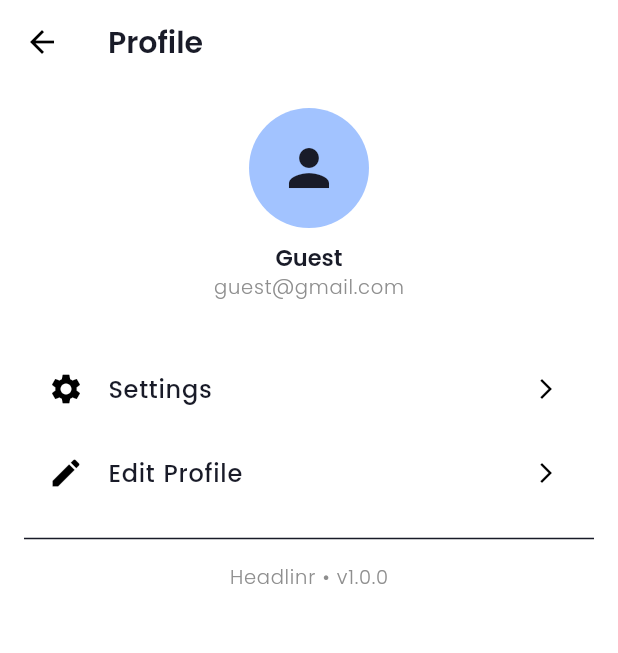
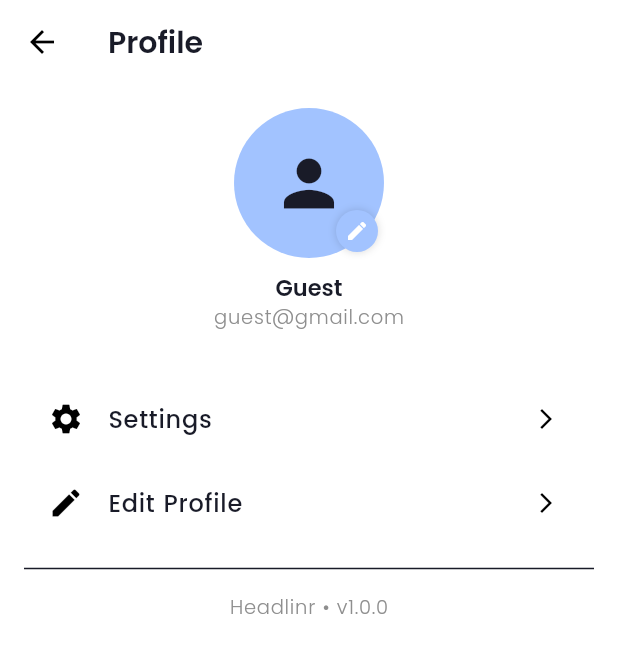
Before and after one commit to DevPatel1102/Headlinr, a Flutter app: the screen it shows after launch, after a tap on the "person" icon, on a phone screen of 412 x 824 dp. Shown: the top 653 px of the screen. Run offline on Flutter 3.47's test engine with Material 3 defaults, Android fonts, the phone set to English and light mode, and no system bars; our stand-ins replace flutter_dotenv, flutter_tts, fluttertoast, get, get_storage, image_picker and 2 more; network calls fail.

Commit message:
Added Image Picker For Profile Page and Get Storage for user details

```diff
--- a/lib/Components/navigation_bar.dart
+++ b/lib/Components/navigation_bar.dart
@@ -17,7 +17,7 @@ class MyBottomNav extends StatelessWidget {
           width: 200,
           height: 60,
           decoration: BoxDecoration(
-            color: Theme.of(context).colorScheme.primaryContainer,
+            color: Theme.of(context).colorScheme.tertiary,
             borderRadius: BorderRadius.circular(100),
             boxShadow: [
               BoxShadow(
--- a/lib/Config/Colors.dart
+++ b/lib/Config/Colors.dart
@@ -6,6 +6,7 @@ const lightFontColor = Color(0xff191B28);
 const lightDivColor = Color(0xfff3f3f3);
 const lightPrimaryColor = Color(0xffa2c3ff);
 const lightLabelColor = Color(0xff8E8E8E);
+const lightBottomNavColor = Color(0xfff8f8f8);
 
 // Dark Theme Color
 const darkBgColor = Color(0xff191B28);
@@ -13,6 +14,7 @@ const darkFontColor = Color(0xffFFFFFF);
 const darkDivColor = Color(0xff34374B);
 const darkPrimaryColor = Color(0xffFF9900);
 const darkLabelColor = Color(0xff9E9E9E);
+const darkBottomNavColor = Color(0xff1f2233);
 
 const greenColor = Color(0xff00D254);
 const paymentModeColor = Color(0xff8583FF);
--- a/lib/Config/Theme.dart
+++ b/lib/Config/Theme.dart
@@ -26,6 +26,7 @@ var lightTheme = ThemeData(
       background: lightBgColor,
       onBackground: lightFontColor,
       primaryContainer: lightDivColor,
+      tertiary: lightBottomNavColor,
       onPrimaryContainer: lightFontColor,
       secondaryContainer: lightLabelColor,
       primary: lightPrimaryColor,
@@ -95,6 +96,7 @@ var darkTheme = ThemeData(
       background: darkBgColor,
       onBackground: darkFontColor,
       primaryContainer: darkDivColor,
+      tertiary: darkBottomNavColor,
       onPrimaryContainer: darkFontColor,
       secondaryContainer: darkLabelColor,
       primary: darkPrimaryColor,
--- a/lib/Controllers/profile_controller.dart
+++ b/lib/Controllers/profile_controller.dart
@@ -1,11 +1,36 @@
 import 'package:get/get.dart';
+import 'package:get_storage/get_storage.dart';
+import 'package:image_picker/image_picker.dart';
 
 class ProfileController extends GetxController {
   var name = "Guest".obs;
   var email = "guest@gmail.com".obs;
+  var imagePath = "".obs;
+  final _storage = GetStorage();
+  final ImagePicker _picker = ImagePicker();
+
+  @override
+  void onInit() {
+    super.onInit();
+    // Load saved data
+    name.value = _storage.read('user_name') ?? "Guest";
+    email.value = _storage.read('user_email') ?? "guest@gmail.com";
+    imagePath.value = _storage.read('user_image') ?? "";
+  }
 
   void updateProfile({required String newName, required String newEmail}) {
     name.value = newName;
     email.value = newEmail;
+
+    // Save to storage
+    _storage.write('user_name', newName);
+    _storage.write('user_email', newEmail);
+  }
+  Future<void> pickImage() async {
+    final XFile? pickedFile = await _picker.pickImage(source: ImageSource.gallery);
+    if (pickedFile != null) {
+      imagePath.value = pickedFile.path;
+      _storage.write('user_image', pickedFile.path);
+    }
   }
 }
--- a/lib/Pages/ArticlePage/article_page.dart
+++ b/lib/Pages/ArticlePage/article_page.dart
@@ -10,7 +10,7 @@ class ArticlePage extends StatelessWidget {
 
   @override
   Widget build(BuildContext context) {
-    NewsController newsController = Get.put(NewsController());
+    final NewsController newsController = Get.put(NewsController());
 
     return Scaffold(
       body: SafeArea(
--- a/lib/Pages/HomePage/home_page.dart
+++ b/lib/Pages/HomePage/home_page.dart
@@ -1,6 +1,6 @@
+import 'dart:io';
 import 'package:flutter/material.dart';
 import 'package:get/get.dart';
-import 'package:news_app/Components/navigation_bar.dart';
 import 'package:news_app/Components/news_tile_loading_card.dart';
 import 'package:news_app/Components/trending_loading_card.dart';
 import 'package:news_app/Controllers/news_controller.dart';
@@ -8,6 +8,7 @@ import 'package:news_app/Pages/HomePage/widgets/news_tile.dart';
 import 'package:news_app/Pages/HomePage/widgets/trending_card.dart';
 import 'package:news_app/Pages/NewsDetails/news_details.dart';
 import 'package:news_app/Pages/ProfilePage/profile_page.dart';
+import '../../Controllers/profile_controller.dart';
 
 class HomePage extends StatefulWidget {
   const HomePage({super.key});
@@ -19,7 +20,8 @@ class HomePage extends StatefulWidget {
 class _HomePageState extends State<HomePage> {
   @override
   Widget build(BuildContext context) {
-    NewsController newsController = Get.put(NewsController());
+    final NewsController newsController = Get.put(NewsController());
+    final ProfileController profileController = Get.put(ProfileController());
 
     return Scaffold(
       // appBar: AppBar(
@@ -29,7 +31,7 @@ class _HomePageState extends State<HomePage> {
       //   ),
       // ),
       body: SafeArea(
-        child:Padding(
+        child: Padding(
           padding: const EdgeInsets.all(10.0),
           child: SingleChildScrollView(
             child: Column(
@@ -54,15 +56,27 @@ class _HomePageState extends State<HomePage> {
                       onTap: () {
                         Get.to(() => ProfilePage());
                       },
-                    child: Container(
-                      width: 50,
-                      height: 50,
-                      decoration: BoxDecoration(
-                        color: Theme.of(context).colorScheme.primaryContainer,
-                        borderRadius: BorderRadius.circular(100),
-                      ),
-                      child: Icon(Icons.person),
-                    ),
+                      child: Obx(() {
+                        final imagePath = profileController.imagePath.value;
+                        return CircleAvatar(
+                          radius: 25,
+                          backgroundColor: Theme.of(
+                            context,
+                          ).colorScheme.primary,
+                          backgroundImage: imagePath.isNotEmpty
+                              ? FileImage(File(imagePath))
+                              : null,
+                          child: imagePath.isEmpty
+                              ? Icon(
+                                  Icons.person,
+                                  size: 25,
+                                  color: Theme.of(
+                                    context,
+                                  ).colorScheme.onPrimaryContainer,
+                                )
+                              : null,
+                        );
+                      }),
                     ),
                   ],
                 ),
@@ -103,7 +117,9 @@ class _HomePageState extends State<HomePage> {
                                     title: e.title ?? "No Title",
                                     author: e.author ?? "Unknown",
                                     onTap: () {
-                                    Get.to(() => NewsDetailsPage(newsModel: e));
+                                      Get.to(
+                                        () => NewsDetailsPage(newsModel: e),
+                                      );
                                     },
                                   ),
                                 )
@@ -189,7 +205,9 @@ class _HomePageState extends State<HomePage> {
                                     title: e.title ?? "No Title",
                                     author: e.author ?? "Unknown",
                                     onTap: () {
-                                    Get.to(() => NewsDetailsPage(newsModel: e));
+                                      Get.to(
+                                        () => NewsDetailsPage(newsModel: e),
+                                      );
                                     },
                                   ),
                                 )
--- a/lib/Pages/NewsDetails/news_details.dart
+++ b/lib/Pages/NewsDetails/news_details.dart
@@ -11,7 +11,7 @@ class NewsDetailsPage extends StatelessWidget {
 
   @override
   Widget build(BuildContext context) {
-    NewsController newsController = Get.put(NewsController());
+    final NewsController newsController = Get.put(NewsController());
 
     return Scaffold(
       body: SafeArea(
--- a/lib/Pages/ProfilePage/profile_page.dart
+++ b/lib/Pages/ProfilePage/profile_page.dart
@@ -1,3 +1,5 @@
+import 'dart:io';
+
 import 'package:flutter/material.dart';
 import 'package:get/get.dart';
 import 'package:news_app/Pages/ProfileSettingsPage/profile_settings_page.dart';
@@ -27,11 +29,48 @@ class ProfilePage extends StatelessWidget {
           Center(
             child: Column(
               children: [
-                CircleAvatar(
-                  radius: 40,
-                  backgroundColor: theme.colorScheme.primary,
-                  child: Icon(Icons.person, size: 40, color: theme.colorScheme.onPrimaryContainer),
-                ),
+                Obx(() {
+                  final imagePath = controller.imagePath.value;
+
+                  return Stack(
+                    alignment: Alignment.bottomRight,
+                    children: [
+                      CircleAvatar(
+                        radius: 50,
+                        backgroundColor: theme.colorScheme.primary,
+                        backgroundImage: imagePath.isNotEmpty ? FileImage(File(imagePath)) : null,
+                        child: imagePath.isEmpty
+                            ? Icon(Icons.person, size: 50, color: theme.colorScheme.onPrimaryContainer)
+                            : null,
+                      ),
+                      Positioned(
+                        bottom: 4,
+                        right: 4,
+                        child: GestureDetector(
+                          onTap: controller.pickImage,
+                          child: Container(
+                            padding: const EdgeInsets.all(6),
+                            decoration: BoxDecoration(
+                              color: theme.colorScheme.primary,
+                              shape: BoxShape.circle,
+                              boxShadow: [
+                                BoxShadow(
+                                  color: Colors.black.withOpacity(0.15),
+                                  blurRadius: 4,
+                                ),
+                              ],
+                            ),
+                            child: const Icon(
+                              Icons.edit,
+                              size: 16,
+                              color: Colors.white,
+                            ),
+                          ),
+                        ),
+                      ),
+                    ],
+                  );
+                }),
                 const SizedBox(height: 10),
                 Obx(() => Text(
                   controller.name.value,
--- a/lib/main.dart
+++ b/lib/main.dart
@@ -3,9 +3,12 @@ import 'package:get/get.dart';
 import 'package:news_app/Config/Theme.dart';
 import 'package:news_app/home_page_controller.dart';
 import 'package:flutter_dotenv/flutter_dotenv.dart';
+import 'package:get_storage/get_storage.dart';
 
 void main() async{
+  WidgetsFlutterBinding.ensureInitialized();
   await dotenv.load(fileName: ".env");
+  await GetStorage.init();
   runApp(const MyApp());
 }
 
--- a/pubspec.yaml
+++ b/pubspec.yaml
@@ -37,6 +37,8 @@ dependencies:
   flutter_tts: ^4.2.3
   lottie: ^3.3.1
   flutter_dotenv: ^5.2.1
+  get_storage: ^2.1.1
+  image_picker: ^1.1.0
 
   # The following adds the Cupertino Icons font to your application.
   # Use with the CupertinoIcons class for iOS style icons.
```
Also changed, not shown: pubspec.lock, 5 other files. Lines whose indentation alone changed are shown as unchanged.
